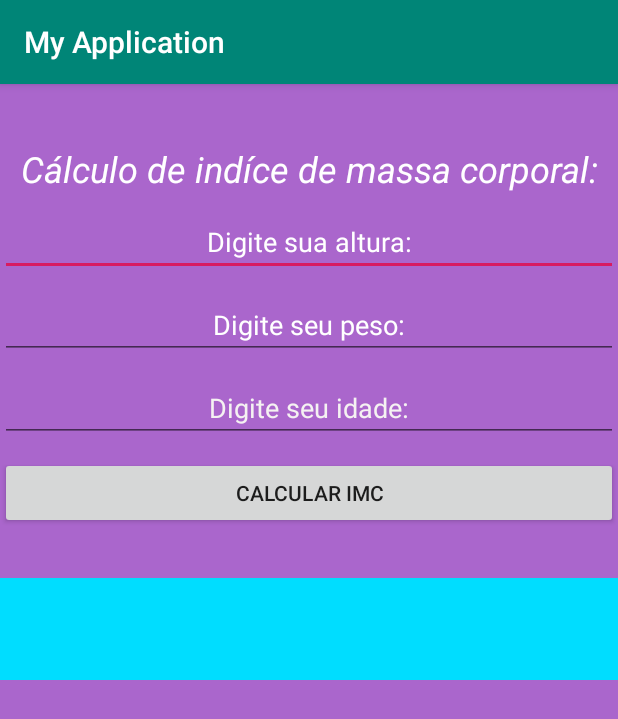
After one commit to brunocaavalcante/CursoAndroid, an Android app: the CalculoImcActivity screen opened directly, with no data from a screen before it, on a phone screen of 412 x 824 dp. The commit adds this screen. Shown: the top 719 px of the screen. Run offline under Robolectric (Android 15) with nearby library versions, the phone set to English and light mode, and no system bars.

Commit message:
Criando app calculo IMC

```diff
--- a/app/src/main/AndroidManifest.xml
+++ b/app/src/main/AndroidManifest.xml
@@ -9,9 +9,9 @@
         android:roundIcon="@mipmap/ic_launcher_round"
         android:supportsRtl="true"
         android:theme="@style/AppTheme">
-        <activity android:name=".MenuActivity"></activity>
-        <activity android:name=".HomeActivity" />
-        <activity android:name=".MainActivity">
+        <activity android:name=".CalculoImcActivity"></activity>
+        <activity android:name=".MainActivity" />
+        <activity android:name=".HomeActivity">
             <intent-filter>
                 <action android:name="android.intent.action.MAIN" />
 
--- /dev/null
+++ b/app/src/main/java/com/example/myapplication/CalculoImcActivity.java
@@ -0,0 +1,75 @@
+package com.example.myapplication;
+
+import androidx.appcompat.app.AppCompatActivity;
+
+import android.os.Bundle;
+import android.view.View;
+import android.widget.Button;
+import android.widget.EditText;
+import android.widget.ImageView;
+import android.widget.TextView;
+
+public class CalculoImcActivity extends AppCompatActivity {
+
+    private EditText txtIdade;
+    private EditText txtAltura;
+    private EditText txtPeso;
+    private Button btnCalcularIMC;
+    private TextView lblResultado;
+    private ImageView imgResultado;
+
+    @Override
+    protected void onCreate(Bundle savedInstanceState) {
+        super.onCreate(savedInstanceState);
+        setContentView(R.layout.activity_calculo_imc);
+
+        txtIdade = findViewById(R.id.editTextIdade);
+        txtAltura = findViewById(R.id.editTextAltura);
+        txtPeso = findViewById(R.id.editTextPeso);
+        //lblResultado = findViewById(R.id.textResultadoId);
+        btnCalcularIMC = findViewById(R.id.btnCalcularImcId);
+
+    }
+
+    public void CalcularIMC(View view){
+        double peso = 0.0;
+        double altura = 0.0;
+        int idade;
+        double resultado;
+
+        peso = Double.parseDouble(txtPeso.getText().toString());
+        altura = Double.parseDouble(txtAltura.getText().toString());
+        resultado =  peso/(altura * altura);
+
+       /* if (sexo == 0) {
+            if (resultado < 18.5) {
+
+                this.imgResultado.setImageResource(R.drawable.magra);
+            } else if (resultado >= 18.5 && resultado < 24.9) {
+                this.txtResultado.setText("Normal");
+                this.imgResultado.setImageResource(R.drawable.normal);
+            } else if (resultado <= 24.9 && resultado < 29.9) {
+                this.txtResultado.setText("Gordão hein");
+                this.imgResultado.setImageResource(R.drawable.feno);
+            } else {
+                this.txtResultado.setText("Lascou");
+                this.imgResultado.setImageResource(R.drawable.perdigao);
+            }
+        }else{
+            if (resultado < 18.5) {
+                this.txtResultado.setText("Maagro");
+                this.imgResultado.setImageResource(R.drawable.magra);
+            } else if (resultado >= 18.5 && resultado < 24.9) {
+                this.txtResultado.setText("Normal");
+                this.imgResultado.setImageResource(R.drawable.normal);
+            } else if (resultado <= 24.9 && resultado < 29.9) {
+                this.txtResultado.setText("Gordão hein");
+                this.imgResultado.setImageResource(R.drawable.feno);
+            } else {
+                this.txtResultado.setText("Lascou");
+                this.imgResultado.setImageResource(R.drawable.perdigao);
+            }
+        }*/
+
+    }
+}
--- /dev/null
+++ b/app/src/main/res/layout/activity_calculo_imc.xml
@@ -0,0 +1,89 @@
+<?xml version="1.0" encoding="utf-8"?>
+<androidx.constraintlayout.widget.ConstraintLayout xmlns:android="http://schemas.android.com/apk/res/android"
+    xmlns:app="http://schemas.android.com/apk/res-auto"
+    xmlns:tools="http://schemas.android.com/tools"
+    android:layout_width="match_parent"
+    android:layout_height="match_parent"
+    tools:context=".CalculoImcActivity">
+
+    <LinearLayout
+        android:layout_width="match_parent"
+        android:layout_height="match_parent"
+        android:background="@android:color/holo_purple"
+        android:orientation="vertical"
+        tools:layout_editor_absoluteX="115dp"
+        tools:layout_editor_absoluteY="222dp">
+
+        <TextView
+            android:id="@+id/textView"
+            android:layout_width="match_parent"
+            android:layout_height="wrap_content"
+            android:layout_marginTop="40dp"
+            android:text="Cálculo de indíce de massa corporal:"
+            android:textAlignment="center"
+            android:textAppearance="@style/TextAppearance.AppCompat.Large"
+            android:textColor="@android:color/background_light"
+            android:textSize="24sp"
+            android:textStyle="italic" />
+
+
+        <EditText
+            android:id="@+id/editTextAltura"
+            android:layout_width="match_parent"
+            android:layout_height="wrap_content"
+            android:layout_marginTop="10dp"
+            android:ems="10"
+            android:hint="Digite sua altura:"
+            android:inputType="numberDecimal"
+            android:textAlignment="center"
+            android:textColorHint="#FFFFFF" />
+
+        <EditText
+            android:id="@+id/editTextPeso"
+            android:layout_width="match_parent"
+            android:layout_height="wrap_content"
+            android:layout_marginTop="10dp"
+            android:ems="10"
+            android:hint="Digite seu peso:"
+            android:inputType="numberDecimal"
+            android:textAlignment="center"
+            android:textColorHint="#FFFFFF" />
+
+        <EditText
+            android:id="@+id/editTextIdade"
+            android:layout_width="match_parent"
+            android:layout_height="wrap_content"
+            android:layout_marginTop="10dp"
+            android:ems="10"
+            android:hint="Digite seu idade:"
+            android:inputType="textPersonName"
+            android:textAlignment="center"
+            android:textColorHint="#F5F2F2" />
+
+
+        <Button
+            android:id="@+id/btnCalcularImcId"
+            android:layout_width="match_parent"
+            android:layout_height="wrap_content"
+            android:layout_marginTop="10dp"
+            android:text="Calcular IMC" />
+
+        <TextView
+            android:id="@+id/txtResultado"
+            android:layout_width="match_parent"
+            android:layout_height="wrap_content"
+            android:textAlignment="center"
+            android:textAppearance="@style/TextAppearance.AppCompat.Large"
+            android:textColor="#330586"
+            android:textSize="24sp"
+            android:textStyle="bold" />
+
+        <ImageView
+            android:id="@+id/imageResultado"
+            android:layout_width="match_parent"
+            android:layout_height="68dp"
+            app:srcCompat="@android:color/holo_blue_bright" />
+
+    </LinearLayout>
+
+</androidx.constraintlayout.widget.ConstraintLayout>
```
Also changed, not shown: app/src/main/java/com/example/myapplication/HomeActivity.java (+14 -4 lines), app/src/main/java/com/example/myapplication/MainActivity.java (+3 -19 lines), app/src/main/java/com/example/myapplication/MenuActivity.java (deleted, +0 -14 lines), app/src/main/res/layout/activity_home.xml (+14 -3 lines), app/src/main/res/layout/activity_main.xml (+12 -2 lines), app/src/main/res/layout/activity_menu.xml (deleted, +0 -9 lines), app/src/main/res/drawable/alcoolgasolina.png (added), 233 other files.
